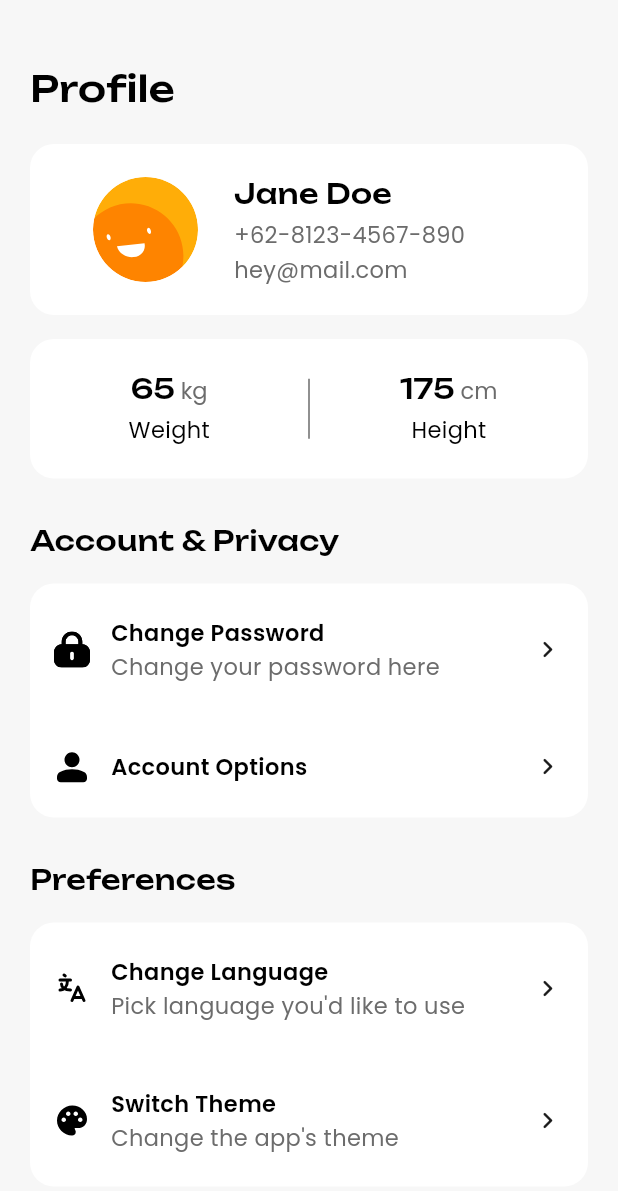
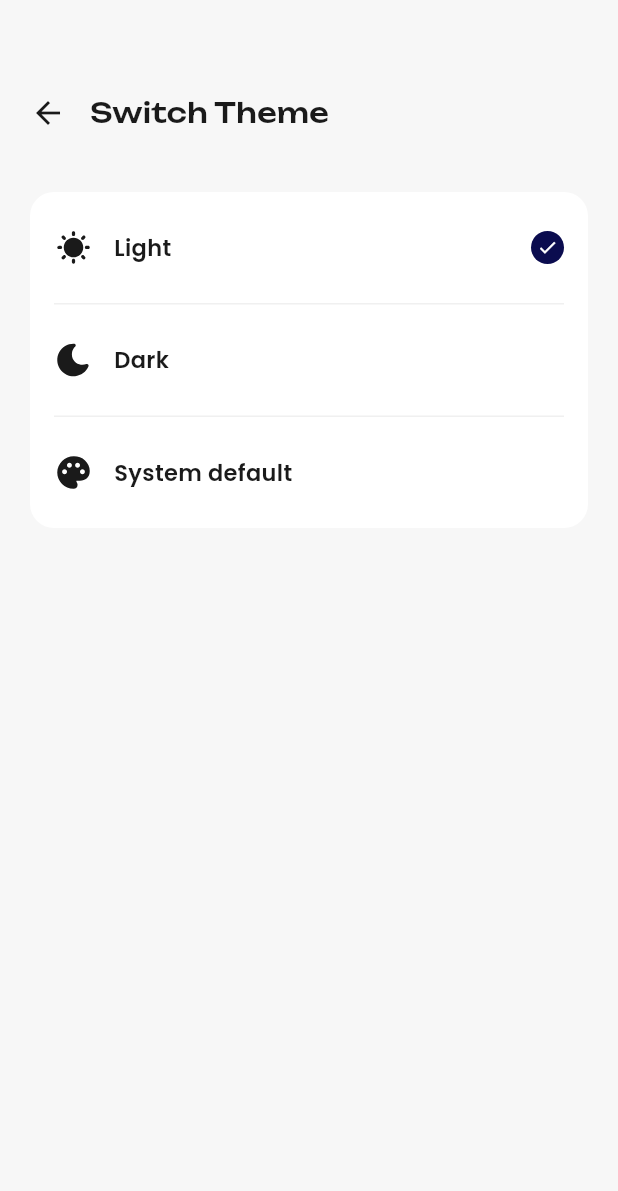
Before and after one commit to RiskyDwiyanti/ads-project, a Flutter app: the ProfileView screen opened by its route, after a tap on "Switch Theme", on a phone screen of 412 x 824 dp. Shown: the top 1191 px of the screen. Run offline on Flutter 3.47's test engine with Material 3 defaults, Android fonts, the phone set to English and light mode, and no system bars; our stand-ins replace flutter_svg, get, get_storage, google_fonts, hive_flutter, shared_preferences; accounts and stored records are empty; project files that could hold a hidden picture were left out.

Commit message:
theme ui

```diff
--- a/lib/app/modules/profile/controllers/profile_controller.dart
+++ b/lib/app/modules/profile/controllers/profile_controller.dart
@@ -67,7 +67,7 @@ class ProfileController extends GetxController {
         // Get.toNamed(Routes.LANGUAGE);
         break;
       case 'Switch Theme':
-        // Get.toNamed(Routes.THEME);
+        Get.toNamed(Routes.SWITCH_THEME);
         break;
       case 'FAQs':
         Get.toNamed(Routes.FAQ);
--- /dev/null
+++ b/lib/app/modules/switch_theme/bindings/switch_theme_binding.dart
@@ -0,0 +1,12 @@
+import 'package:get/get.dart';
+
+import '../controllers/switch_theme_controller.dart';
+
+class SwitchThemeBinding extends Bindings {
+  @override
+  void dependencies() {
+    Get.lazyPut<SwitchThemeController>(
+      () => SwitchThemeController(),
+    );
+  }
+}
--- /dev/null
+++ b/lib/app/modules/switch_theme/controllers/switch_theme_controller.dart
@@ -0,0 +1,53 @@
+import 'package:get/get.dart';
+import 'package:get_storage/get_storage.dart';
+import 'package:flutter/material.dart';
+
+class SwitchThemeController extends GetxController {
+  //TODO: Implement SwitchThemeController
+  final _box = GetStorage();
+  static const _themeKey = 'app_theme';
+
+  var selectedTheme = 'light'.obs;
+
+  @override
+  void onInit() {
+    super.onInit();
+  }
+
+  void selectTheme(String theme) {
+    selectedTheme.value = theme;
+    _box.write(_themeKey, theme);
+    WidgetsBinding.instance.addPostFrameCallback((_) {
+      _applyTheme(theme);
+    });
+  }
+
+  void _applyTheme(String theme) {
+    switch (theme) {
+      case 'light':
+        Get.changeThemeMode(ThemeMode.light);
+        break;
+      case 'dark':
+        Get.changeThemeMode(ThemeMode.dark);
+        break;
+      case 'system':
+        Get.changeThemeMode(ThemeMode.system);
+        break;
+      default:
+    }
+  }
+
+  @override
+  void onReady() {
+    super.onReady();
+    final saved = _box.read<String>(_themeKey) ?? 'light';
+    selectedTheme.value = saved;
+    _applyTheme(saved);
+  }
+
+  @override
+  void onClose() {
+    super.onClose();
+  }
+
+}
--- /dev/null
+++ b/lib/app/modules/switch_theme/views/switch_theme_view.dart
@@ -0,0 +1,161 @@
+import 'package:fitpall/app/theme/app_text.dart';
+import 'package:flutter/material.dart';
+import 'package:flutter_svg/svg.dart';
+
+import 'package:get/get.dart';
+
+import '../controllers/switch_theme_controller.dart';
+
+class SwitchThemeView extends GetView<SwitchThemeController> {
+  const SwitchThemeView({super.key});
+  @override
+  Widget build(BuildContext context) {
+    final themes = [
+      {
+        'value': 'light',
+        'label': 'Light',
+        'icon': 'assets/icons/sun_icon.svg',
+      },
+      {
+        'value': 'dark',
+        'label': 'Dark',
+        'icon': 'assets/icons/moon_icon.svg',
+      },
+      {
+        'value': 'system',
+        'label': 'System default',
+        'icon': 'assets/icons/palete_icon.svg',
+      },
+    ];
+
+    return Scaffold(
+      backgroundColor: Theme.of(context).colorScheme.background,
+      body: SafeArea(
+        child: Column(
+          crossAxisAlignment: CrossAxisAlignment.start,
+          children: [
+            // ========================== HEADER ==========================
+            Padding(
+              padding: const EdgeInsets.fromLTRB(20, 62, 20, 20),
+              child: Row(
+                children: [
+                  GestureDetector(
+                    onTap: () => Get.back(),
+                    child: Icon(
+                      Icons.arrow_back,
+                      size: 24,
+                      color: Theme.of(context).colorScheme.onBackground,
+                    ),
+                  ),
+                  const SizedBox(width: 16),
+                  Text('Switch Theme', style: AppText.Heading2.copyWith(
+                    color: Theme.of(context).colorScheme.onBackground,
+                  )),
+                ],
+              ),
+            ),
+
+            const SizedBox(height: 20,),
+
+            // ========================== THEME LIST ==========================
+            Padding(
+              padding: const EdgeInsets.symmetric(horizontal: 20),
+              child: Container(
+                decoration: BoxDecoration(
+                  color: Theme.of(context).cardColor,
+                  borderRadius: BorderRadius.circular(16),
+                ),
+                child: Obx(() => Column(
+                  children: List.generate(themes.length, (index) {
+                    final theme = themes[index];
+                    final isSelected = controller.selectedTheme.value == theme['value'];
+                    final isLast = index == themes.length - 1;
+
+                    return Column(
+                      children: [
+                        _buildThemeItem(
+                          context: context,
+                          iconPath: theme['icon']!,
+                          label: theme['label']!,
+                          isSelected: isSelected,
+                          onTap: () => controller.selectTheme(theme['value']!),
+                        ),
+                        if (!isLast)
+                          Divider(
+                            height: 1,
+                            thickness: 1,
+                            color: Theme.of(context).dividerColor,
+                            indent: 16,
+                            endIndent: 16,
+                          )
+                      ],
+                    );
+                  }),
+                )),
+              ),
+            ),
+          ],
+        ),
+      ),
+    );
+  }
+
+  // ========================== THEME ITEM ==========================
+  Widget _buildThemeItem({
+    required BuildContext context,
+    required String iconPath,
+    required String label,
+    required bool isSelected,
+    required VoidCallback onTap,
+  }) {
+    return GestureDetector(
+      onTap: onTap,
+      behavior: HitTestBehavior.opaque,
+      child: Padding(
+        padding: const EdgeInsets.symmetric(horizontal: 16, vertical: 24),
+        child: Row(
+          children: [
+            // Icon
+            SvgPicture.asset(
+              iconPath,
+              width: 26,
+              height: 26,
+              colorFilter: ColorFilter.mode(
+                Theme.of(context).colorScheme.onBackground,
+                BlendMode.srcIn,
+              ),
+            ),
+
+            const SizedBox(width: 14,),
+
+            // label
+            Expanded(
+              child: Text(
+                label,
+                style: AppText.Body_bold.copyWith(
+                  color: Theme.of(context).colorScheme.onBackground,
+                ),
+              ),
+            ),
+
+            // checkmark
+            if (isSelected)
+              Container(
+                width: 22,
+                height: 22,
+                decoration: BoxDecoration(
+                  shape: BoxShape.circle,
+                  color: Theme.of(context).colorScheme.primary,
+                ),
+                child: Icon(
+                  Icons.check,
+                  color: Theme.of(context).colorScheme.onPrimary,
+                  size: 14,
+                ),
+              ),
+          ],
+        ),
+      ),
+    );
+  }
+}
--- a/lib/app/routes/app_pages.dart
+++ b/lib/app/routes/app_pages.dart
@@ -31,6 +31,8 @@ import '../modules/signup/views/signup_step1_view.dart';
 import '../modules/signup/views/signup_step2_view.dart';
 import '../modules/splash/bindings/splash_binding.dart';
 import '../modules/splash/views/splash_view.dart';
+import '../modules/switch_theme/bindings/switch_theme_binding.dart';
+import '../modules/switch_theme/views/switch_theme_view.dart';
 import '../modules/transaction/bindings/transaction_binding.dart';
 import '../modules/transaction/views/transaction_view.dart';
 
@@ -127,5 +129,10 @@ class AppPages {
       page: () => const AccountOptionsView(),
       binding: AccountOptionsBinding(),
     ),
+    GetPage(
+      name: _Paths.SWITCH_THEME,
+      page: () => const SwitchThemeView(),
+      binding: SwitchThemeBinding(),
+    ),
   ];
 }
--- a/lib/app/routes/app_routes.dart
+++ b/lib/app/routes/app_routes.dart
@@ -21,6 +21,7 @@ abstract class Routes {
   static const CHANGE_PASSWORD = _Paths.CHANGE_PASSWORD;
   static const RESET_PASSWORD = _Paths.RESET_PASSWORD;
   static const ACCOUNT_OPTIONS = _Paths.ACCOUNT_OPTIONS;
+  static const SWITCH_THEME = _Paths.SWITCH_THEME;
 }
 
 abstract class _Paths {
@@ -43,4 +44,5 @@ abstract class _Paths {
   static const CHANGE_PASSWORD = '/change-password';
   static const RESET_PASSWORD = '/reset-password';
   static const ACCOUNT_OPTIONS = '/account-options';
+  static const SWITCH_THEME = '/switch-theme';
 }
--- /dev/null
+++ b/lib/app/theme/theme.dart
@@ -0,0 +1,34 @@
+import 'package:flutter/material.dart';
+
+class AppTheme {
+  static final light = ThemeData(
+    brightness: Brightness.light,
+    scaffoldBackgroundColor: const Color(0xFFF7F7F7),
+    cardColor: Colors.white,
+    dividerColor: const Color(0xFFF0F0F0),
+    colorScheme:  ColorScheme.light(
+      background: Color(0xFFF7F7F7),
+      onBackground: Color(0xFF1A1A1A),
+      primary: Color(0xFF0B0C4F),
+      secondary: Color(0xFFFE8400),
+      surface: Colors.white,
+      onSurface: Color(0xFF1A1A1A),
+      onPrimary: Color(0xFFFFFFFF),
+    ),
+  );
+
+  static final dark = ThemeData(
+    brightness: Brightness.dark,
+    scaffoldBackgroundColor: const Color(0xFF121212),
+    cardColor: Color(0xFF2A2A2A),
+    dividerColor: Color(0xFF2A2A2A),
+    colorScheme: const ColorScheme.dark(
+      background: Color(0xFF121312),
+      onBackground: Color(0xFFF5F5F5),
+      primary: Color(0xFFFE8400),
+      surface: Color(0xFF1E1E1E),
+      onSurface: Color(0xFFF5F5F5),
+      onPrimary: Color(0xFF1E1E1E),
+    ),
+  );
+}
--- a/lib/main.dart
+++ b/lib/main.dart
@@ -1,6 +1,8 @@
+import 'package:fitpall/app/theme/theme.dart';
 import 'package:flutter/material.dart';
 import 'package:flutter/services.dart';
 import 'package:get/get.dart';
+import 'package:get_storage/get_storage.dart';
 import 'package:hive_flutter/hive_flutter.dart';
 import 'app/routes/app_pages.dart';
 
@@ -21,31 +23,33 @@ void main() async {
   runApp(const MyApp());
 }
 
-// class MyApp extends StatelessWidget {
-//   const MyApp({Key? key}) : super(key: key);
-
-//   @override
-//   Widget build(BuildContext context) {
-//     return MaterialApp(
-//       debugShowCheckedModeBanner: false,
-//       home: const LoginScreen(),
-//     );
-//   }
-
-// }
-
 class MyApp extends StatelessWidget {
   const MyApp({Key? key}) : super(key: key);
 
   @override
   Widget build(BuildContext context) {
+    final box = GetStorage();
+    final savedTheme = box.read<String>('app_theme' ?? 'light');
+
+    ThemeMode themeMode;
+
+    switch (savedTheme) {
+      case 'dark':
+        themeMode = ThemeMode.dark;
+        break;
+      case 'system':
+        themeMode = ThemeMode.system;
+        break;
+      default:
+        themeMode = ThemeMode.light;
+    }
+
     return GetMaterialApp(
       title: 'Fitpal',
       debugShowCheckedModeBanner: false,
-      theme: ThemeData(
-        primarySwatch: Colors.blue,
-        useMaterial3: true,
-      ),
+      theme: AppTheme.light,
+      darkTheme: AppTheme.dark,
+      themeMode: themeMode,
       initialRoute: AppPages.INITIAL,
       getPages: AppPages.routes,
     );
--- a/pubspec.yaml
+++ b/pubspec.yaml
@@ -41,6 +41,7 @@ dependencies:
   hive_flutter: ^1.1.0
   shared_preferences: ^2.2.2
   flutter_svg: ^2.2.3
+  get_storage: ^2.1.1
 
 dev_dependencies:
   flutter_test:
```
Also changed, not shown: assets/icons/moon_icon.svg (added), assets/icons/sun_icon.svg (added), pubspec.lock.
